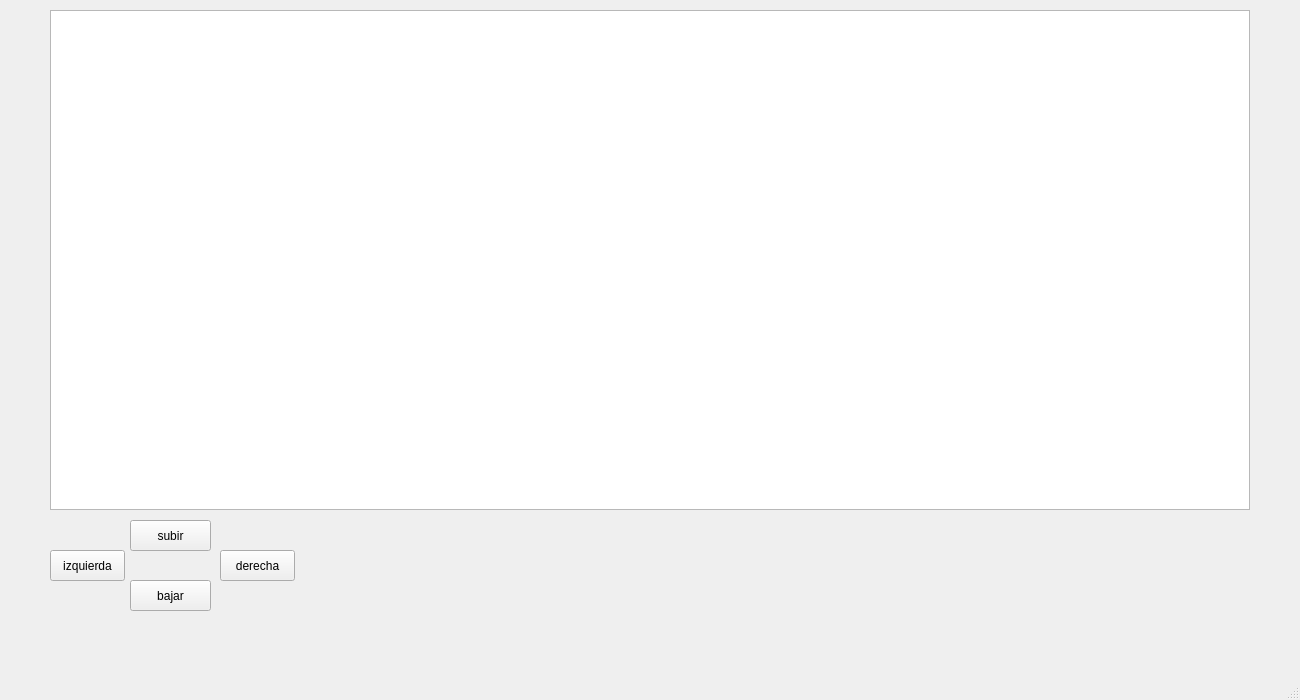
Qt form solucionParcial/mainwindow.ui (Julian-guillermo-zapata-rugeles/parcial-3) before a commit.
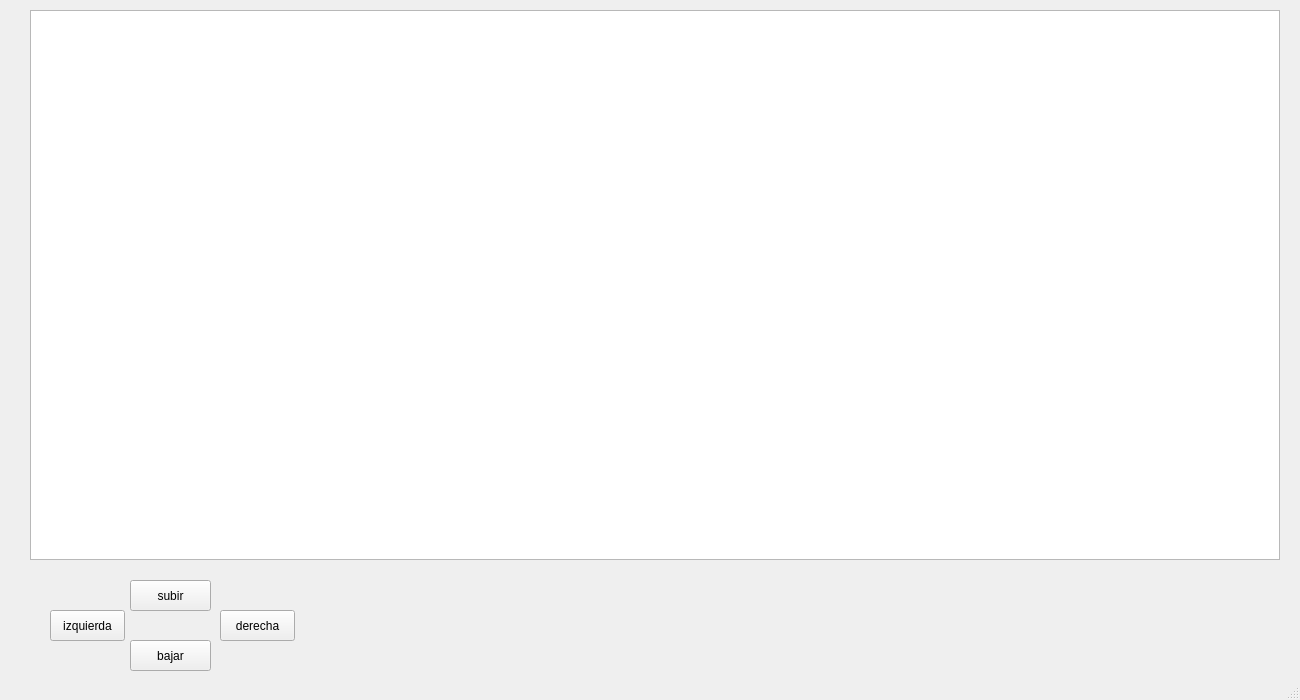
The same form after that commit.

```diff
--- a/solucionParcial/mainwindow.ui
+++ b/solucionParcial/mainwindow.ui
@@ -17,10 +17,10 @@
    <widget class="QGraphicsView" name="graphicsView">
     <property name="geometry">
      <rect>
-      <x>50</x>
+      <x>30</x>
       <y>10</y>
-      <width>1200</width>
-      <height>500</height>
+      <width>1250</width>
+      <height>550</height>
      </rect>
     </property>
    </widget>
@@ -28,7 +28,7 @@
     <property name="geometry">
      <rect>
       <x>130</x>
-      <y>520</y>
+      <y>580</y>
       <width>81</width>
       <height>31</height>
      </rect>
@@ -41,7 +41,7 @@
     <property name="geometry">
      <rect>
       <x>130</x>
-      <y>580</y>
+      <y>640</y>
       <width>81</width>
       <height>31</height>
      </rect>
@@ -54,7 +54,7 @@
     <property name="geometry">
      <rect>
       <x>220</x>
-      <y>550</y>
+      <y>610</y>
       <width>75</width>
       <height>31</height>
      </rect>
@@ -67,7 +67,7 @@
     <property name="geometry">
      <rect>
       <x>50</x>
-      <y>550</y>
+      <y>610</y>
       <width>75</width>
       <height>31</height>
      </rect>
```
